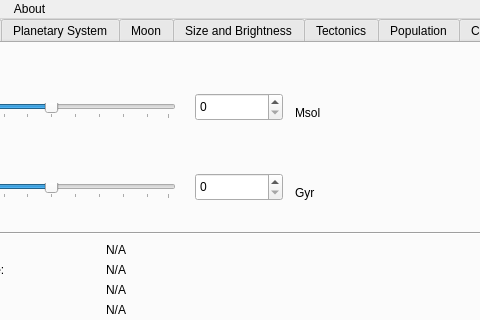
Above: code/src/worldweaver.ui from tdiego1/worldweaver before the change; both pictures show x 107 to 587 and y 0 to 320 of the 800 by 600 pixel window. Below: the same form after it.
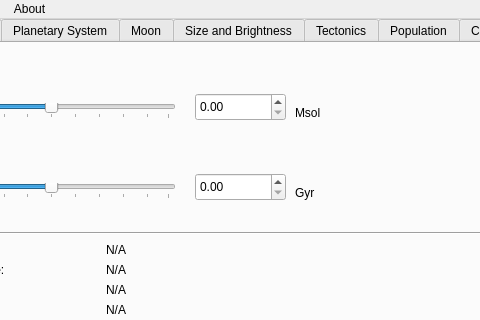
That is the form after the change.

Commit message: Added custom sliders to handle double values

```diff
--- a/code/src/worldweaver.ui
+++ b/code/src/worldweaver.ui
@@ -341,22 +341,22 @@
        </item>
       </layout>
      </widget>
-     <widget class="QSpinBox" name="starMassSpinBox">
+     <widget class="QDoubleSpinBox" name="starMassSpinBox">
       <property name="geometry">
        <rect>
         <x>300</x>
         <y>50</y>
-        <width>88</width>
+        <width>91</width>
         <height>28</height>
        </rect>
       </property>
      </widget>
-     <widget class="QSpinBox" name="starAgeSpinBox">
+     <widget class="QDoubleSpinBox" name="starAgeSpinBox">
       <property name="geometry">
        <rect>
         <x>300</x>
         <y>130</y>
-        <width>88</width>
+        <width>91</width>
         <height>28</height>
        </rect>
       </property>
```
The commit also changes 3 other files.
